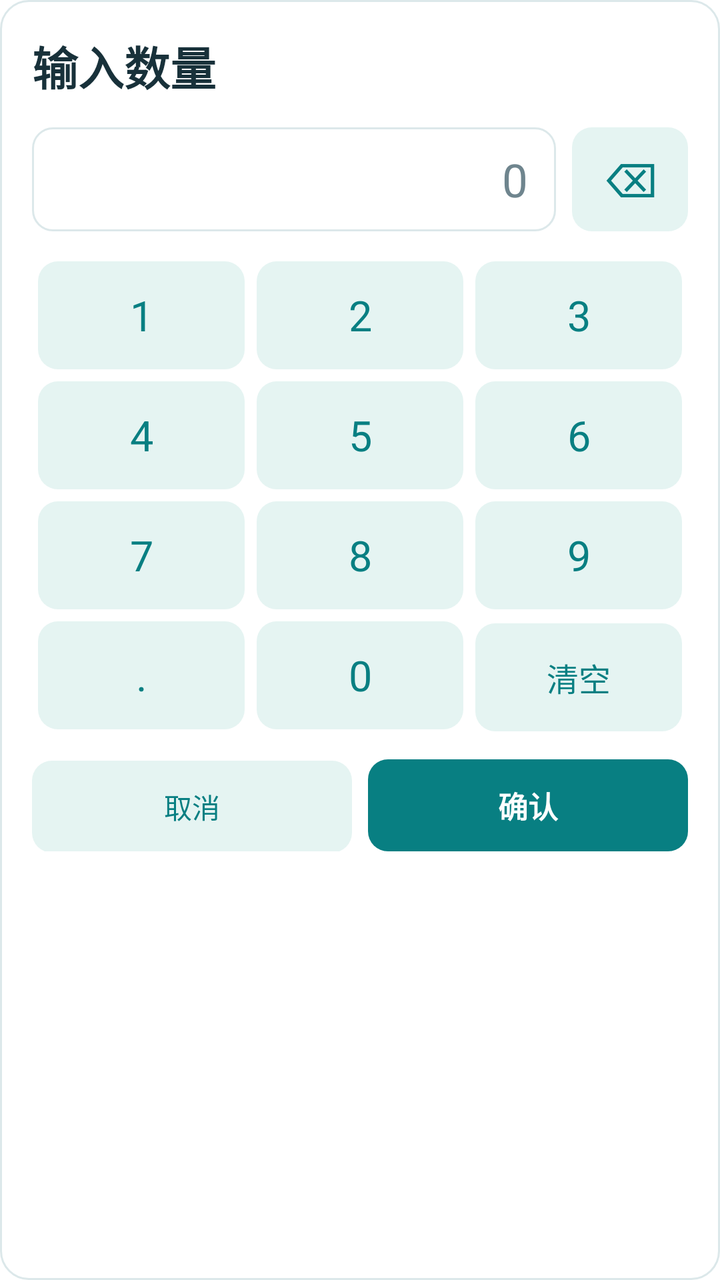
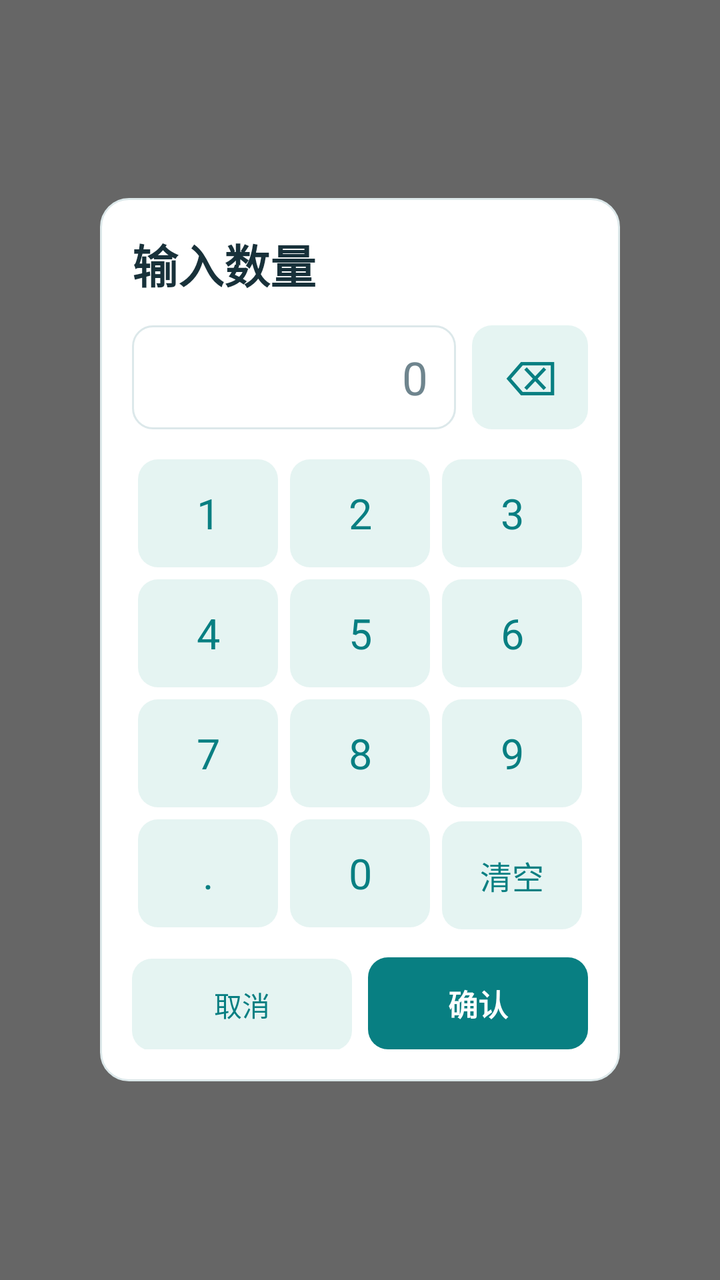

Before-and-after screenshots of an Android layout around one commit, followed by the original layout XML and the change that was made.
<!-- AndroidManifest.xml: activity theme NumberInputStyle -->
<!-- res/layout/activity_number_input.xml -->
<?xml version="1.0" encoding="utf-8"?>
<LinearLayout xmlns:android="http://schemas.android.com/apk/res/android" android:layout_width="match_parent" android:layout_height="wrap_content" android:background="@drawable/ui_card" android:orientation="vertical" android:padding="16dp">
    <TextView android:id="@+id/textInputTitle" style="@style/UiPageTitle" android:layout_width="match_parent" android:layout_height="wrap_content" android:text="输入数量" />
    <LinearLayout android:layout_width="match_parent" android:layout_height="wrap_content" android:layout_marginTop="14dp" android:orientation="horizontal">
        <EditText android:id="@+id/editTextInputNumber" style="@style/UiInput" android:layout_width="0dp" android:layout_height="52dp" android:layout_weight="1" android:focusable="false" android:gravity="right|center_vertical" android:hint="0" android:textSize="23sp" />
        <Button android:id="@+id/buttonBackSpace" style="@style/UiSecondaryButton" android:layout_width="58dp" android:layout_height="52dp" android:layout_marginLeft="8dp" android:tag="Backspace" android:text="⌫" android:textSize="24sp" />
    </LinearLayout>
    <LinearLayout android:layout_width="match_parent" android:layout_height="wrap_content" android:layout_marginTop="12dp" android:orientation="horizontal">
        <Button android:id="@+id/buttonNum1" style="@style/UiSecondaryButton" android:layout_width="0dp" android:layout_height="54dp" android:layout_margin="3dp" android:layout_weight="1" android:tag="1" android:text="1" android:textSize="21sp" />
        <Button android:id="@+id/buttonNum2" style="@style/UiSecondaryButton" android:layout_width="0dp" android:layout_height="54dp" android:layout_margin="3dp" android:layout_weight="1" android:tag="2" android:text="2" android:textSize="21sp" />
        <Button android:id="@+id/buttonNum3" style="@style/UiSecondaryButton" android:layout_width="0dp" android:layout_height="54dp" android:layout_margin="3dp" android:layout_weight="1" android:tag="3" android:text="3" android:textSize="21sp" />
    </LinearLayout>
    <LinearLayout android:layout_width="match_parent" android:layout_height="wrap_content" android:orientation="horizontal">
        <Button android:id="@+id/buttonNum4" style="@style/UiSecondaryButton" android:layout_width="0dp" android:layout_height="54dp" android:layout_margin="3dp" android:layout_weight="1" android:tag="4" android:text="4" android:textSize="21sp" />
        <Button android:id="@+id/buttonNum5" style="@style/UiSecondaryButton" android:layout_width="0dp" android:layout_height="54dp" android:layout_margin="3dp" android:layout_weight="1" android:tag="5" android:text="5" android:textSize="21sp" />
        <Button android:id="@+id/buttonNum6" style="@style/UiSecondaryButton" android:layout_width="0dp" android:layout_height="54dp" android:layout_margin="3dp" android:layout_weight="1" android:tag="6" android:text="6" android:textSize="21sp" />
    </LinearLayout>
    <LinearLayout android:layout_width="match_parent" android:layout_height="wrap_content" android:orientation="horizontal">
        <Button android:id="@+id/buttonNum7" style="@style/UiSecondaryButton" android:layout_width="0dp" android:layout_height="54dp" android:layout_margin="3dp" android:layout_weight="1" android:tag="7" android:text="7" android:textSize="21sp" />
        <Button android:id="@+id/buttonNum8" style="@style/UiSecondaryButton" android:layout_width="0dp" android:layout_height="54dp" android:layout_margin="3dp" android:layout_weight="1" android:tag="8" android:text="8" android:textSize="21sp" />
        <Button android:id="@+id/buttonNum9" style="@style/UiSecondaryButton" android:layout_width="0dp" android:layout_height="54dp" android:layout_margin="3dp" android:layout_weight="1" android:tag="9" android:text="9" android:textSize="21sp" />
    </LinearLayout>
    <LinearLayout android:layout_width="match_parent" android:layout_height="wrap_content" android:orientation="horizontal">
        <Button android:id="@+id/buttonDecimalPoint" style="@style/UiSecondaryButton" android:layout_width="0dp" android:layout_height="54dp" android:layout_margin="3dp" android:layout_weight="1" android:tag="." android:text="." android:textSize="21sp" />
        <Button android:id="@+id/buttonNum0" style="@style/UiSecondaryButton" android:layout_width="0dp" android:layout_height="54dp" android:layout_margin="3dp" android:layout_weight="1" android:tag="0" android:text="0" android:textSize="21sp" />
        <Button android:id="@+id/buttonClear" style="@style/UiSecondaryButton" android:layout_width="0dp" android:layout_height="54dp" android:layout_margin="3dp" android:layout_weight="1" android:tag="Clear" android:text="清空" android:textSize="16sp" />
    </LinearLayout>
    <LinearLayout android:layout_width="match_parent" android:layout_height="wrap_content" android:layout_marginTop="12dp" android:orientation="horizontal">
        <Button android:id="@+id/buttonCancel" style="@style/UiSecondaryButton" android:layout_width="0dp" android:layout_height="46dp" android:layout_weight="1" android:tag="Cancel" android:text="取消" />
        <Button android:id="@+id/buttonConfirm" style="@style/UiPrimaryButton" android:layout_width="0dp" android:layout_height="46dp" android:layout_marginLeft="8dp" android:layout_weight="1" android:tag="Confirm" android:text="确认" />
    </LinearLayout>
</LinearLayout>
<!-- resources referenced by this layout -->
<resources>
  <!-- drawable ui_card (drawable) -->
  <?xml version="1.0" encoding="utf-8"?>
  <shape xmlns:android="http://schemas.android.com/apk/res/android" android:shape="rectangle">
      <solid android:color="@color/ui_surface" />
      <corners android:radius="14dp" />
      <stroke android:width="1dp" android:color="@color/ui_border" />
  </shape>
  <style name="UiInput">
          <item name="android:background">@drawable/ui_input</item>
          <item name="android:textColor">@color/ui_text</item>
          <item name="android:textColorHint">@color/ui_muted</item>
          <item name="android:textSize">15sp</item>
          <item name="android:singleLine">true</item>
          <item name="android:paddingLeft">14dp</item>
          <item name="android:paddingRight">14dp</item>
          <item name="android:minHeight">46dp</item>
      </style>
  <style name="UiPageTitle">
          <item name="android:textColor">@color/ui_text</item>
          <item name="android:textSize">23sp</item>
          <item name="android:textStyle">bold</item>
      </style>
  <style name="UiPrimaryButton">
          <item name="android:background">@drawable/ui_primary_button</item>
          <item name="android:textColor">@color/ui_surface</item>
          <item name="android:textSize">15sp</item>
          <item name="android:textStyle">bold</item>
          <item name="android:minHeight">44dp</item>
          <item name="android:paddingLeft">16dp</item>
          <item name="android:paddingRight">16dp</item>
      </style>
  <style name="UiSecondaryButton">
          <item name="android:background">@drawable/ui_secondary_button</item>
          <item name="android:textColor">@color/ui_accent</item>
          <item name="android:textSize">14sp</item>
          <item name="android:minHeight">42dp</item>
          <item name="android:paddingLeft">12dp</item>
          <item name="android:paddingRight">12dp</item>
      </style>
  <style name="NumberInputStyle" parent="@android:style/Theme.Holo.Light.Dialog">
          <item name="android:windowBackground">@android:color/transparent</item>
          <item name="android:windowFrame">@null</item>
          <item name="android:windowNoTitle">true</item>
          <item name="android:windowIsFloating">true</item>
          <item name="android:windowIsTranslucent">false</item>
          <item name="android:windowContentOverlay">@null</item>
          <item name="android:windowAnimationStyle">@android:style/Animation.Dialog</item>
          <item name="android:backgroundDimEnabled">true</item>
          <item name="android:backgroundDimAmount">0.55</item>
      </style>
  <color name="ui_surface">#FFFFFFFF</color>
  <color name="ui_border">#DCE8EA</color>
  <!-- drawable ui_input (drawable) -->
  <?xml version="1.0" encoding="utf-8"?>
  <shape xmlns:android="http://schemas.android.com/apk/res/android" android:shape="rectangle">
      <solid android:color="@color/ui_surface" />
      <corners android:radius="10dp" />
      <stroke android:width="1dp" android:color="@color/ui_border" />
  </shape>
  <color name="ui_text">#18313A</color>
  <color name="ui_muted">#6F858E</color>
  <!-- drawable ui_primary_button (drawable) -->
  <?xml version="1.0" encoding="utf-8"?>
  <selector xmlns:android="http://schemas.android.com/apk/res/android">
      <item android:state_pressed="true">
          <shape android:shape="rectangle"><solid android:color="@color/ui_accent_dark" /><corners android:radius="10dp" /></shape>
      </item>
      <item>
          <shape android:shape="rectangle"><solid android:color="@color/ui_accent" /><corners android:radius="10dp" /></shape>
      </item>
  </selector>
  <color name="ui_accent">#087F82</color>
  <color name="ui_accent_dark">#05686B</color>
  <color name="ui_selected">#E6F5F0</color>
  <color name="ui_accent_soft">#E5F4F2</color>
  <!-- unchanged entries left out for length: 1 -->
</resources>

<!-- the commit's change to res/layout/activity_number_input.xml (unified diff, before → after) -->
@@ -1,5 +1,6 @@
 <?xml version="1.0" encoding="utf-8"?>
-<LinearLayout xmlns:android="http://schemas.android.com/apk/res/android" android:layout_width="match_parent" android:layout_height="wrap_content" android:background="@drawable/ui_card" android:orientation="vertical" android:padding="16dp">
+<FrameLayout xmlns:android="http://schemas.android.com/apk/res/android" android:layout_width="match_parent" android:layout_height="match_parent" android:background="#99000000">
+<LinearLayout android:layout_width="260dp" android:layout_height="wrap_content" android:layout_gravity="center" android:background="@drawable/ui_card" android:orientation="vertical" android:padding="16dp">
     <TextView android:id="@+id/textInputTitle" style="@style/UiPageTitle" android:layout_width="match_parent" android:layout_height="wrap_content" android:text="输入数量" />
     <LinearLayout android:layout_width="match_parent" android:layout_height="wrap_content" android:layout_marginTop="14dp" android:orientation="horizontal">
         <EditText android:id="@+id/editTextInputNumber" style="@style/UiInput" android:layout_width="0dp" android:layout_height="52dp" android:layout_weight="1" android:focusable="false" android:gravity="right|center_vertical" android:hint="0" android:textSize="23sp" />
@@ -30,3 +31,4 @@
         <Button android:id="@+id/buttonConfirm" style="@style/UiPrimaryButton" android:layout_width="0dp" android:layout_height="46dp" android:layout_marginLeft="8dp" android:layout_weight="1" android:tag="Confirm" android:text="确认" />
     </LinearLayout>
 </LinearLayout>
+</FrameLayout>
<!-- resource entries referenced after the edit -->
@@ -43,11 +43,11 @@
           <item name="android:windowBackground">@android:color/transparent</item>
           <item name="android:windowFrame">@null</item>
           <item name="android:windowNoTitle">true</item>
-          <item name="android:windowIsFloating">true</item>
-          <item name="android:windowIsTranslucent">false</item>
+          <item name="android:windowIsFloating">false</item>
+          <item name="android:windowIsTranslucent">true</item>
           <item name="android:windowContentOverlay">@null</item>
           <item name="android:windowAnimationStyle">@android:style/Animation.Dialog</item>
-          <item name="android:backgroundDimEnabled">true</item>
+          <item name="android:backgroundDimEnabled">false</item>
           <item name="android:backgroundDimAmount">0.55</item>
       </style>
   <color name="ui_surface">#FFFFFFFF</color>
